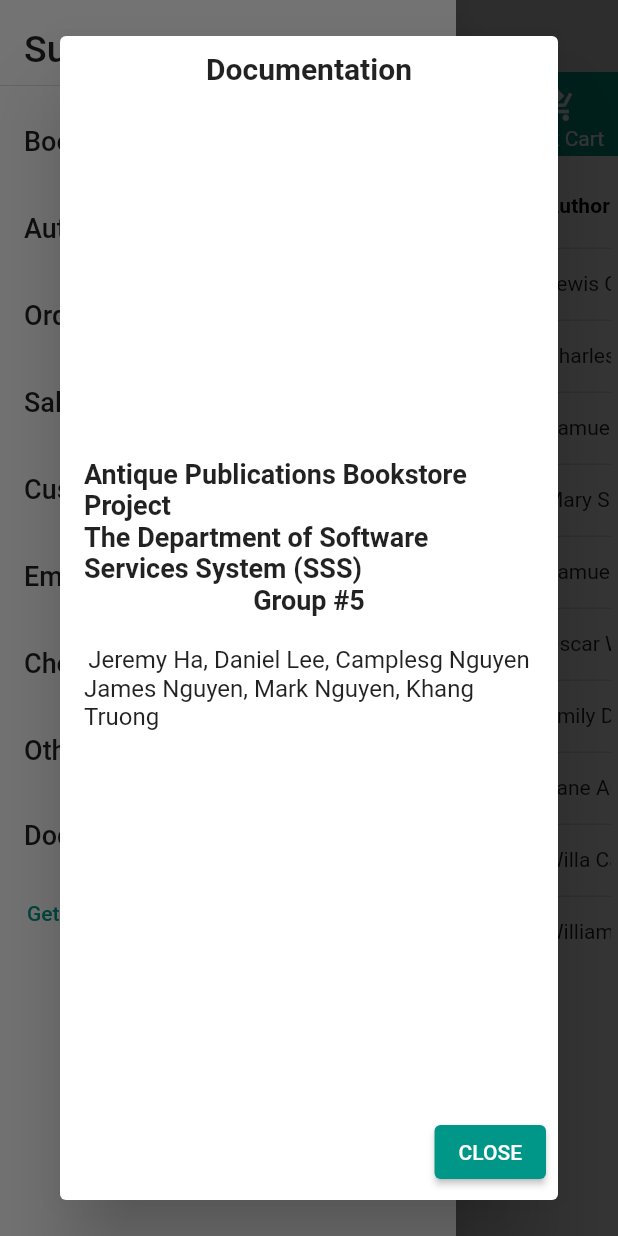
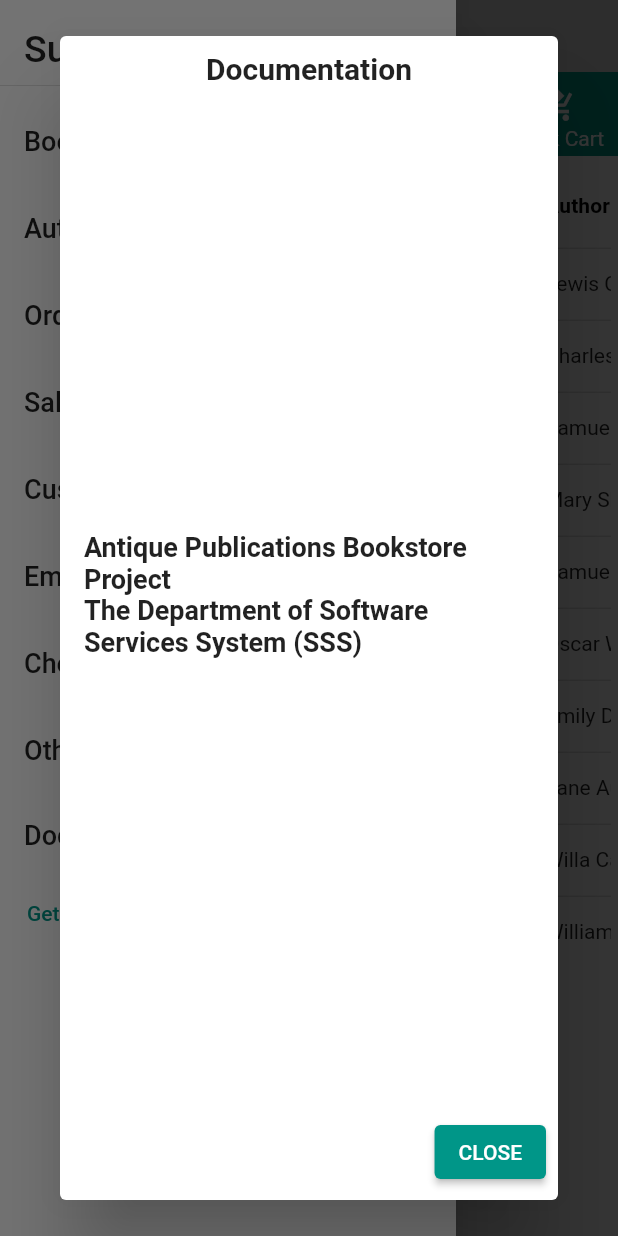
Before and after one commit to KizKizz/bookstore_app, a Flutter app: the MainPage screen opened directly, in the side drawer, after a tap on "Documentation", on a phone screen of 412 x 824 dp. Run offline on Flutter 3.47's test engine with Material 2 defaults, Android fonts, the phone set to English and light mode, and no system bars; drawn by our look-alikes of data_table_2, dropdown_button2; our stand-ins replace flutter_rating_bar, font_awesome_flutter, shared_preferences, toggle_switch; missing offline and left inert: bitsdojo_window, multi_split_view; accounts and stored records are empty; statements that could not run were skipped.

Commit message:
more bug fixes

```diff
--- a/lib/main_drawer.dart
+++ b/lib/main_drawer.dart
@@ -196,10 +196,6 @@ class _MainDrawerState extends State<MainDrawer> {
                     children: const [
                       Text('Antique Publications Bookstore Project', style: TextStyle(fontWeight: FontWeight.w600, fontSize: 18)),
                       Text('The Department of Software Services System (SSS)', style: TextStyle(fontWeight: FontWeight.w600, fontSize: 18)),
-                      Text('Group #5', style: TextStyle(fontWeight: FontWeight.w600, fontSize: 18)),
-                      SizedBox(height: 20,),
-                      Text('Jeremy Ha, Daniel Lee, Camplesg Nguyen'),
-                      Text('James Nguyen, Mark Nguyen, Khang Truong'),
                     ],
                   ))),
               ),
```
Also changed, not shown: pubspec.lock, 1 other file.
